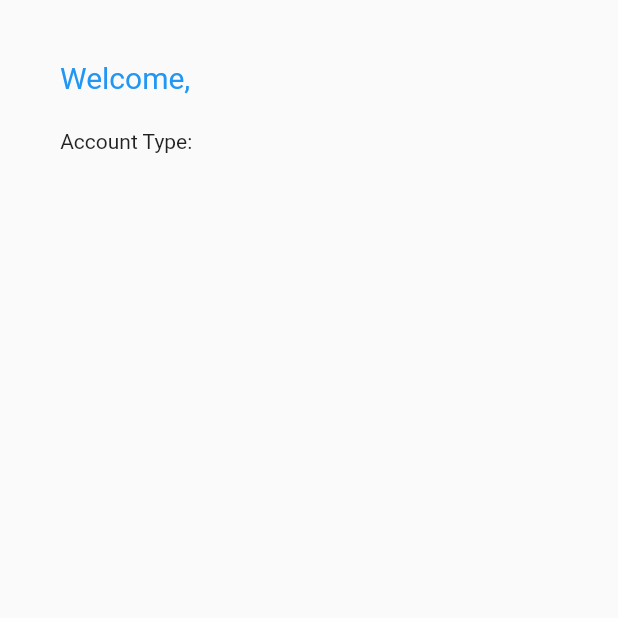
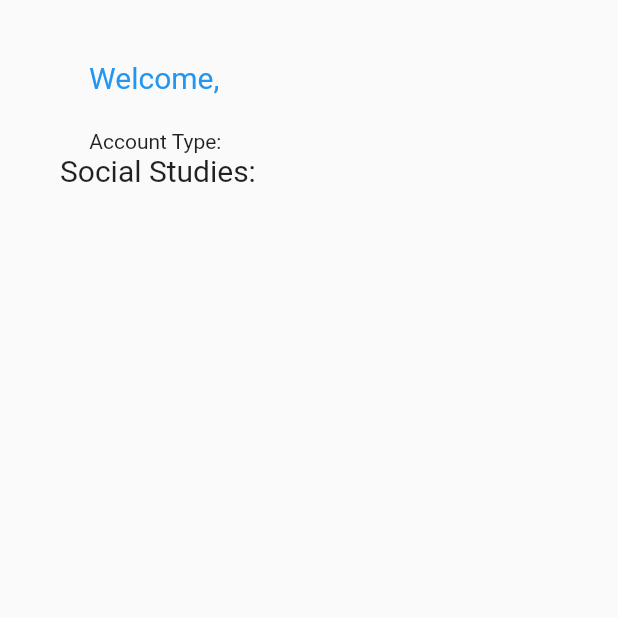
Before and after one commit to ari-dixit/kounslr3, a Flutter app: the settingsPage screen opened directly, on a phone screen of 412 x 824 dp, the top half of it. Run offline on Flutter 3.47's test engine with Material 2 defaults, Android fonts, the phone set to English and light mode, and no system bars; our stand-ins replace cloud_firestore, firebase_auth, firebase_core; accounts and stored records are empty.

Commit message:
user info tests

```diff
--- a/lib/screens/settings_page.dart
+++ b/lib/screens/settings_page.dart
@@ -29,6 +29,7 @@ class _settingsPageState extends State<settingsPage> {
               Text("Welcome, " + uid, style: TextStyle(color: Colors.blue, fontSize: 20)),
               Text(""+email, style: TextStyle(color: Colors.blue, fontSize: 20)),
               Text("Account Type: "),
+              GetCourseName(uid, 'Social Studies', 'courses'),
             ]
           ),
         )
```
